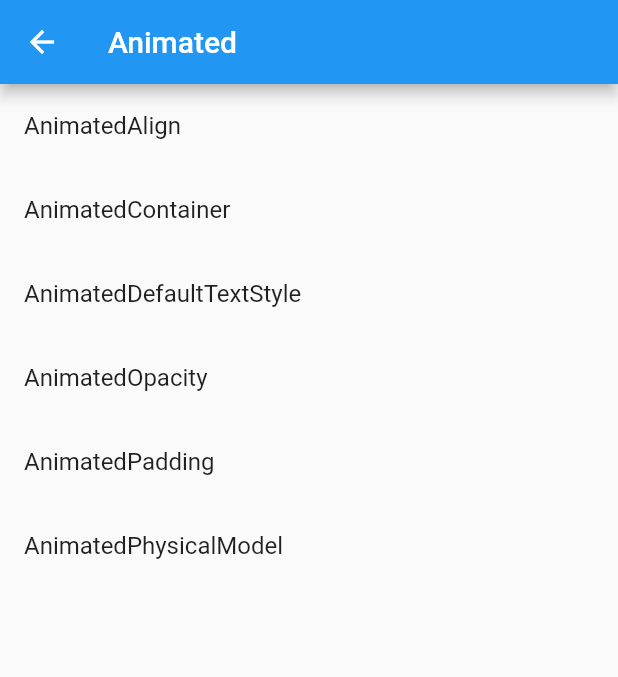
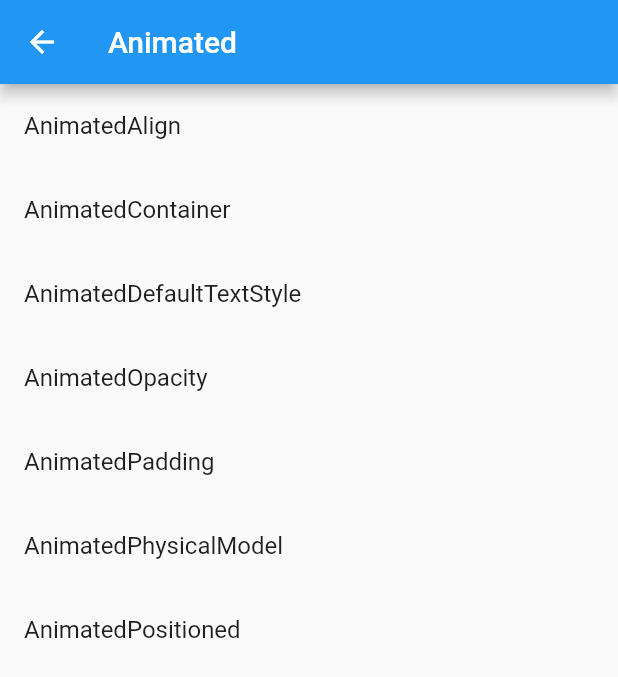
Before and after one commit to KobayashiKz/ImplicitWidgets, a Flutter app: the screen it shows after launch, after a tap on "ImplicitlyAnimated", on a phone screen of 412 x 824 dp. Shown: the top 677 px of the screen. Run offline on Flutter 3.47's test engine with Material 2 defaults, Android fonts, the phone set to English and light mode, and no system bars.

Commit message:
Add AnimatedPositioned

```diff
--- a/lib/app.dart
+++ b/lib/app.dart
@@ -7,6 +7,7 @@ import 'package:implicit_animation_sample/screen/implicitly_animated/animated_de
 import 'package:implicit_animation_sample/screen/implicitly_animated/animated_opacity.dart';
 import 'package:implicit_animation_sample/screen/implicitly_animated/animated_padding.dart';
 import 'package:implicit_animation_sample/screen/implicitly_animated/animated_physical_model.dart';
+import 'package:implicit_animation_sample/screen/implicitly_animated/animated_positioned.dart';
 import 'package:implicit_animation_sample/screen/implicitly_animated/implicitly_animated.dart';
 
 class App extends StatelessWidget {
@@ -27,6 +28,7 @@ class App extends StatelessWidget {
         AnimatedOpacityPage.routeName: (_context) => AnimatedOpacityPage(),
         AnimatedPaddingPage.routeName: (_context) => AnimatedPaddingPage(),
         AnimatedPhysicalModelPage.routeName: (_context) => AnimatedPhysicalModelPage(),
+        AnimatedPositionedPage.routeName: (_context) => AnimatedPositionedPage(),
       }
     );
   }
--- a/lib/screen/implicitly_animated/implicitly_animated.dart
+++ b/lib/screen/implicitly_animated/implicitly_animated.dart
@@ -6,6 +6,7 @@ import 'package:implicit_animation_sample/screen/implicitly_animated/animated_de
 import 'package:implicit_animation_sample/screen/implicitly_animated/animated_opacity.dart';
 import 'package:implicit_animation_sample/screen/implicitly_animated/animated_padding.dart';
 import 'package:implicit_animation_sample/screen/implicitly_animated/animated_physical_model.dart';
+import 'package:implicit_animation_sample/screen/implicitly_animated/animated_positioned.dart';
 import 'package:implicit_animation_sample/widgets/app_list_tile.dart';
 import 'package:implicit_animation_sample/widgets/app_scaffold.dart';
 
@@ -41,7 +42,11 @@ class ImplicitlyAnimatedPage extends StatelessWidget {
           const AppListTile(
             title: "AnimatedPhysicalModel",
             nextRouteName: AnimatedPhysicalModelPage.routeName,
-          )
+          ),
+          const AppListTile(
+            title: "AnimatedPositioned",
+            nextRouteName: AnimatedPositionedPage.routeName,
+          ),
         ],
       ),
     );
```
Also changed, not shown: lib/screen/implicitly_animated/animated_positioned.dart (added, +44 -0 lines).
